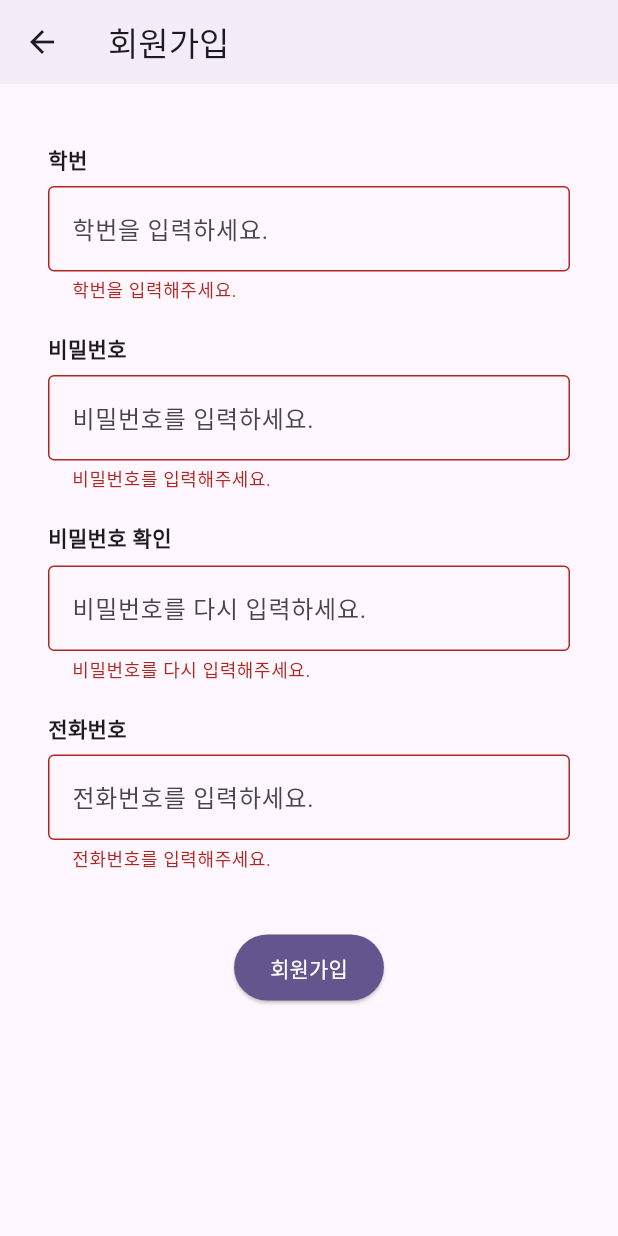
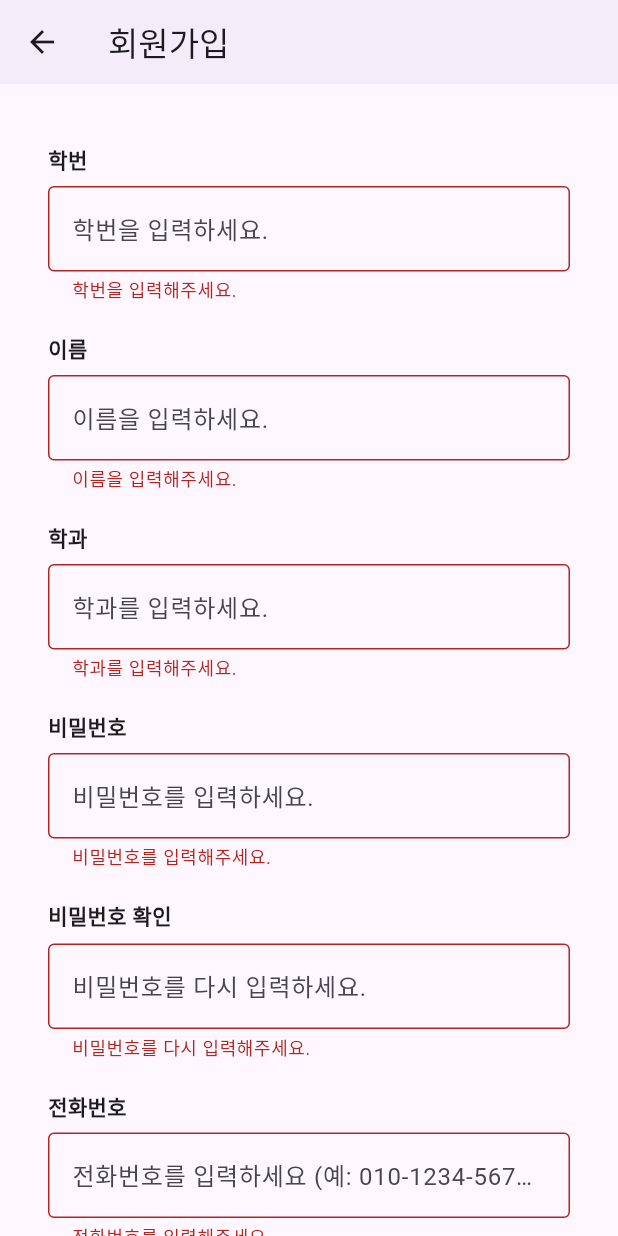
Before and after one commit to devUuung/GNU-PingPong-App, a Flutter app: the SignUpPage screen opened by its route, after a tap on "회원가입", on a phone screen of 412 x 824 dp. Run offline on Flutter 3.47's test engine with Material 3 defaults, Android fonts, the phone set to English and light mode, and no system bars; our stand-ins replace flutter_dotenv, image_picker, package_info_plus, shared_preferences, supabase_flutter; accounts and stored records are empty.

Commit message:
fix: 회원가입 입력 창 수정

```diff
--- a/flutter-app/lib/screens/signup.dart
+++ b/flutter-app/lib/screens/signup.dart
@@ -17,6 +17,8 @@ class _SignUpPageState extends State<SignUpPage> {
   final _passwordController = TextEditingController();
   final _confirmPasswordController = TextEditingController();
   final _phoneController = TextEditingController();
+  final _nameController = TextEditingController();
+  final _departmentController = TextEditingController();
   bool _isLoading = false;
   final _formKey = GlobalKey<FormState>();
 
@@ -26,6 +28,8 @@ class _SignUpPageState extends State<SignUpPage> {
     _passwordController.dispose();
     _confirmPasswordController.dispose();
     _phoneController.dispose();
+    _nameController.dispose();
+    _departmentController.dispose();
     super.dispose();
   }
 
@@ -37,6 +41,8 @@ class _SignUpPageState extends State<SignUpPage> {
       final password = _passwordController.text.trim();
       final confirmPassword = _confirmPasswordController.text.trim();
       final phone = _phoneController.text.trim();
+      final name = _nameController.text.trim();
+      final department = _departmentController.text.trim();
 
       if (password != confirmPassword) {
         showErrorDialog(context, '비밀번호가 일치하지 않습니다.');
@@ -57,6 +63,8 @@ class _SignUpPageState extends State<SignUpPage> {
           data: {
             'student_id': studentId,
             'phone': phone,
+            'name': name,
+            'department': department,
           },
         );
 
@@ -116,8 +124,40 @@ class _SignUpPageState extends State<SignUpPage> {
                   if (value == null || value.isEmpty) {
                     return '학번을 입력해주세요.';
                   }
-                  if (value.length != 8) {
-                    return '학번은 8자리여야 합니다.';
+                  if (!RegExp(r'^\d{9}$').hasMatch(value)) {
+                    return '올바른 학번 형식이 아닙니다 (9자리 숫자).';
+                  }
+                  return null;
+                },
+              ),
+              const SizedBox(height: 20),
+              const Text('이름', style: TextStyle(fontWeight: FontWeight.bold)),
+              const SizedBox(height: 8),
+              TextFormField(
+                controller: _nameController,
+                decoration: const InputDecoration(
+                  border: OutlineInputBorder(),
+                  hintText: '이름을 입력하세요.',
+                ),
+                validator: (value) {
+                  if (value == null || value.isEmpty) {
+                    return '이름을 입력해주세요.';
+                  }
+                  return null;
+                },
+              ),
+              const SizedBox(height: 20),
+              const Text('학과', style: TextStyle(fontWeight: FontWeight.bold)),
+              const SizedBox(height: 8),
+              TextFormField(
+                controller: _departmentController,
+                decoration: const InputDecoration(
+                  border: OutlineInputBorder(),
+                  hintText: '학과를 입력하세요.',
+                ),
+                validator: (value) {
+                  if (value == null || value.isEmpty) {
+                    return '학과를 입력해주세요.';
                   }
                   return null;
                 },
@@ -170,15 +210,14 @@ class _SignUpPageState extends State<SignUpPage> {
                 controller: _phoneController,
                 decoration: const InputDecoration(
                   border: OutlineInputBorder(),
-                  hintText: '전화번호를 입력하세요.',
+                  hintText: '전화번호를 입력하세요 (예: 010-1234-5678).',
                 ),
                 keyboardType: TextInputType.phone,
                 validator: (value) {
                   if (value == null || value.isEmpty) {
                     return '전화번호를 입력해주세요.';
                   }
-                  if (!RegExp(r'^01[0-9]-?[0-9]{4}-?[0-9]{4}$')
-                      .hasMatch(value)) {
+                  if (!RegExp(r'^01[0-9]-?\d{3,4}-?\d{4}$').hasMatch(value)) {
                     return '올바른 전화번호 형식이 아닙니다.';
                   }
                   return null;
```
